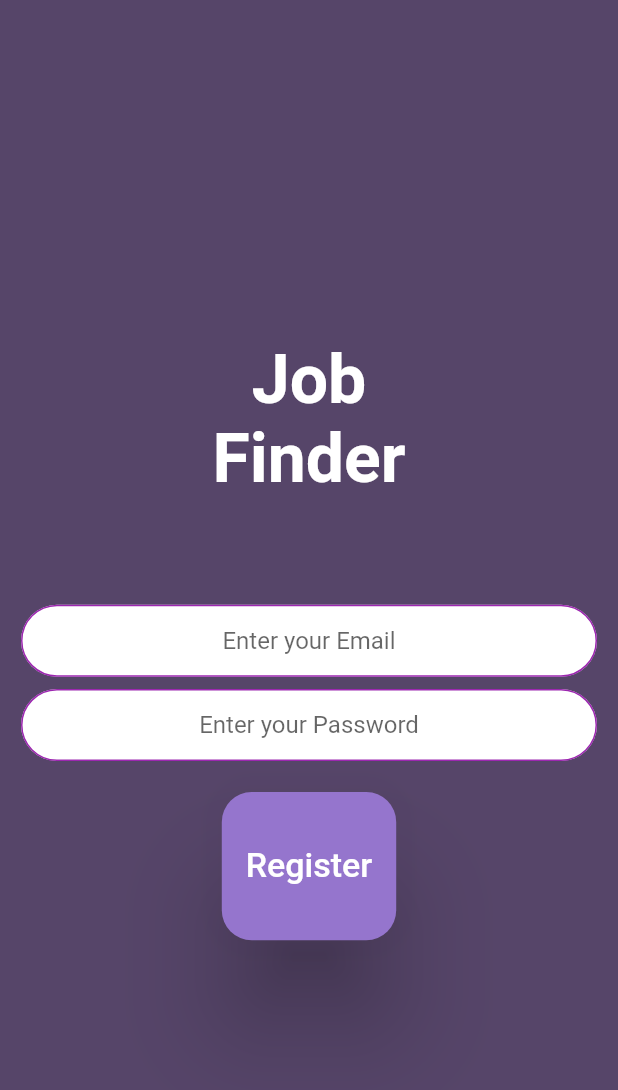
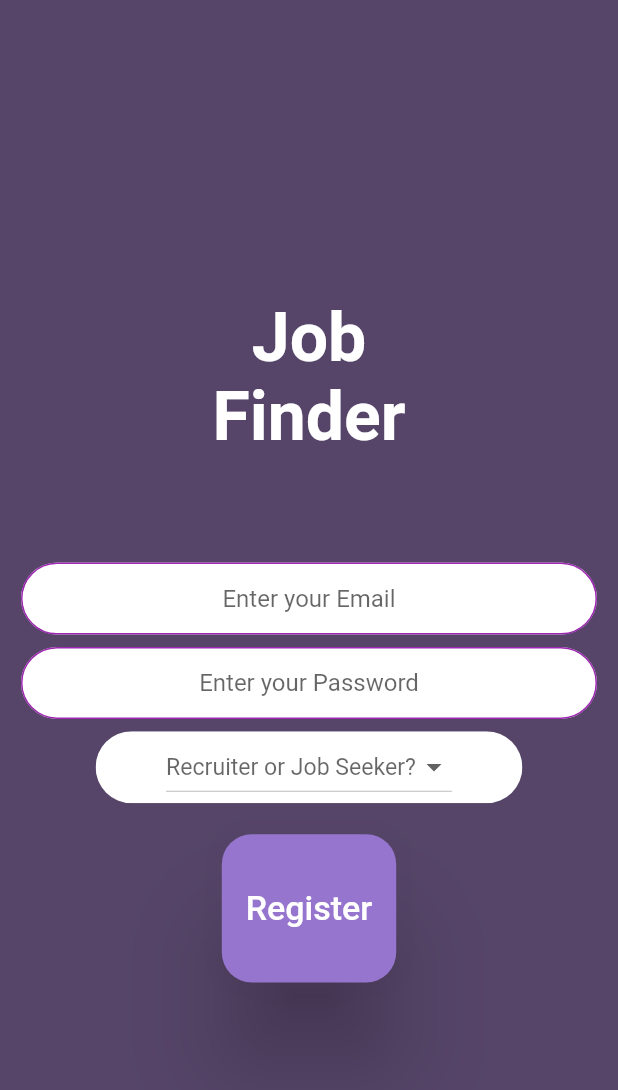
Before and after one commit to AchizuePriscilla/Job-Finder, a Flutter app: the RegisterScreen screen opened directly, on a phone screen of 412 x 824 dp. Shown: the top 1090 px of the screen. Run offline on Flutter 3.47's test engine with Material 2 defaults, Android fonts, the phone set to English and light mode, and no system bars; our stand-ins replace firebase_auth, firebase_core, line_icons, stacked; accounts and stored records are empty; network calls fail.

Commit message:
More Screens and Refactoring

```diff
--- /dev/null
+++ b/lib/viewmodels/createjobscreen_viewmodel.dart
@@ -0,0 +1,3 @@
+import 'package:stacked/stacked.dart';
+
+class CreateJobScreenViewModel extends BaseViewModel {}
--- /dev/null
+++ b/lib/viewmodels/jobdetailsscreen_viewmodel.dart
@@ -0,0 +1,3 @@
+import 'package:stacked/stacked.dart';
+
+class JobDetailsScreenViewModel extends BaseViewModel {}
--- /dev/null
+++ b/lib/viewmodels/profilescreen_viewmodel.dart
@@ -0,0 +1,3 @@
+import 'package:stacked/stacked.dart';
+
+class ProfileScreenViewModel extends BaseViewModel {}
--- a/lib/viewmodels/registerscreen_viewmodel.dart
+++ b/lib/viewmodels/registerscreen_viewmodel.dart
@@ -1,3 +1,27 @@
 import 'package:stacked/stacked.dart';
+import 'package:firebase_auth/firebase_auth.dart';
+import 'package:flutter/material.dart';
+import 'package:sca_ui/views/screens/login_screen.dart';
+import 'package:sca_ui/views/screens/register_screen.dart';
 
-class RegisterScreenViewModel extends BaseViewModel {}
+class RegisterScreenViewModel extends BaseViewModel {
+  List<String> userTypeList = ['Recruiter', 'Job Seeker'];
+  var currentItem = 'Recruiter';
+
+  // final _auth = FirebaseAuth.instance;
+  // LoginScreen loginScreen = LoginScreen();
+  // String email;
+  // String password;
+
+  // registerUser() async {
+  //   try {
+  //     final newUser = await _auth.createUserWithEmailAndPassword(
+  //         email: email, password: password);
+  //     if (newUser != null) {
+  //       return newUser;
+  //     }
+  //   } catch (e) {
+  //     print(e);
+  //   }
+  // }
+}
--- /dev/null
+++ b/lib/viewmodels/searchjobsscreen_viewmodel.dart
@@ -0,0 +1,3 @@
+import 'package:stacked/stacked.dart';
+
+class SearchJobsScreenViewModel extends BaseViewModel {}
--- a/lib/views/screens/register_screen.dart
+++ b/lib/views/screens/register_screen.dart
@@ -17,6 +17,7 @@ class _RegisterScreenState extends State<RegisterScreen> {
   final _auth = FirebaseAuth.instance;
   String email;
   String password;
+  var currentItem = 'Recruiter';
   @override
   Widget build(BuildContext context) {
     return ViewModelBuilder<RegisterScreenViewModel>.reactive(
@@ -61,7 +62,39 @@ class _RegisterScreenState extends State<RegisterScreen> {
                             password = value;
                           },
                           decoration: ktextFieldDecoration.copyWith(
-                              hintText: 'Enter your Password')),
+                            hintText: 'Enter your Password',
+                          )),
+                      SizedBox(
+                        height: SizeConfig.safeBlockVertical * 1,
+                      ),
+                      ClipRRect(
+                        borderRadius: BorderRadius.all(Radius.circular(32)),
+                        child: Container(
+                          padding:
+                              EdgeInsets.symmetric(horizontal: 47, vertical: 0),
+                          decoration: BoxDecoration(color: Colors.white),
+                          child: DropdownButton<String>(
+                            items: model.userTypeList
+                                .map(
+                                  (String dropDownItem) =>
+                                      DropdownMenuItem<String>(
+                                    value: dropDownItem,
+                                    child: Text(dropDownItem),
+                                  ),
+                                )
+                                .toList(),
+                            onChanged: (String valueSelected) {
+                              setState(() {
+                                currentItem = valueSelected;
+                              });
+                            },
+                            hint: Text(
+                              'Recruiter or Job Seeker?',
+                              style: TextStyle(fontSize: 15.4),
+                            ),
+                          ),
+                        ),
+                      ),
                       SizedBox(
                         height: SizeConfig.safeBlockVertical * 2.5,
                       ),
--- a/lib/views/screens/welcome_screen.dart
+++ b/lib/views/screens/welcome_screen.dart
@@ -32,7 +32,7 @@ class _WelcomeScreenState extends State<WelcomeScreen> {
                             image: NetworkImage(
                               "https://turkishlaborlaw.com/wp-content/uploads/2016/10/private-employment-agency-regulation-in-turkey.jpg",
                             ),
-                        ),
+                            fit: BoxFit.cover),
                         borderRadius: BorderRadius.circular(25),
                       ),
                     ),
@@ -56,7 +56,6 @@ class _WelcomeScreenState extends State<WelcomeScreen> {
                               textAlign: TextAlign.center,
                             ),
                             Expanded(
-                              child: Center(
                               child: Text(
                                 "Just some random text. Mind\'s foggy, can\'t come up with something meaningful",
                                 style: TextStyle(
@@ -64,7 +63,6 @@ class _WelcomeScreenState extends State<WelcomeScreen> {
                                     fontFamily: "opensans",
                                     color: Colors.grey),
                                 textAlign: TextAlign.center,
-                                ),
                               ),
                             ),
                           ],
```
Also changed, not shown: lib/views/screens/create_job_screen.dart (added, +29 -0 lines), lib/views/screens/job_details_screen.dart (added, +29 -0 lines), lib/views/screens/profile_screen.dart (added, +29 -0 lines), lib/views/screens/search_jobs_screen.dart (added, +29 -0 lines). Lines whose indentation alone changed are shown as unchanged.
